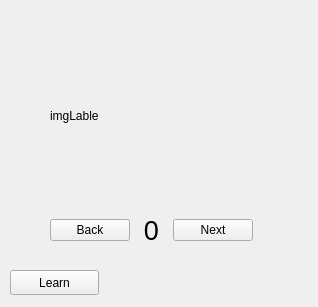
Before: the Qt Designer form examples/mnist/widget.ui in eidelen/EidNN, drawn with Qt 5.
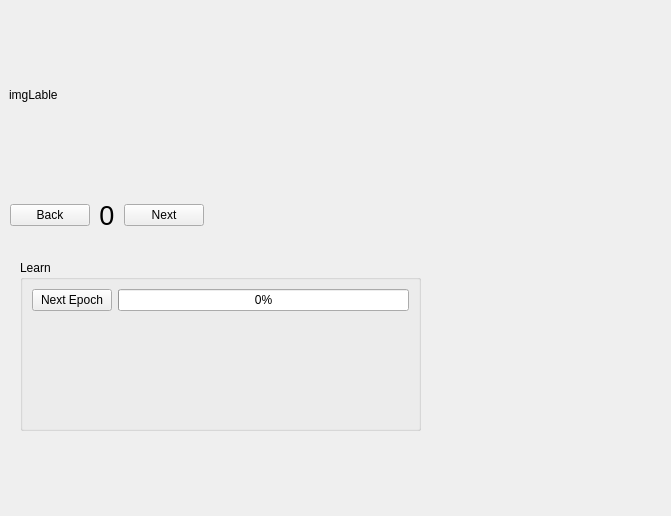
After: the same form once the commit is applied.

The edit to the form file:
```diff
--- a/examples/mnist/widget.ui
+++ b/examples/mnist/widget.ui
@@ -6,8 +6,8 @@
    <rect>
     <x>0</x>
     <y>0</y>
-    <width>318</width>
-    <height>307</height>
+    <width>671</width>
+    <height>516</height>
    </rect>
   </property>
   <property name="windowTitle">
@@ -16,10 +16,10 @@
   <widget class="QLabel" name="imgLable">
    <property name="geometry">
     <rect>
-     <x>50</x>
-     <y>40</y>
-     <width>181</width>
-     <height>151</height>
+     <x>9</x>
+     <y>9</y>
+     <width>201</width>
+     <height>171</height>
     </rect>
    </property>
    <property name="minimumSize">
@@ -35,10 +35,10 @@
   <widget class="QWidget" name="gridLayoutWidget">
    <property name="geometry">
     <rect>
-     <x>50</x>
-     <y>210</y>
-     <width>203</width>
-     <height>41</height>
+     <x>10</x>
+     <y>200</y>
+     <width>194</width>
+     <height>32</height>
     </rect>
    </property>
    <layout class="QGridLayout" name="gridLayout">
@@ -82,18 +82,41 @@
     </item>
    </layout>
   </widget>
-  <widget class="QPushButton" name="learnPB">
+  <widget class="QGroupBox" name="groupBox">
    <property name="geometry">
     <rect>
-     <x>10</x>
-     <y>270</y>
-     <width>89</width>
-     <height>25</height>
+     <x>20</x>
+     <y>260</y>
+     <width>401</width>
+     <height>171</height>
     </rect>
    </property>
-   <property name="text">
+   <property name="title">
     <string>Learn</string>
    </property>
+   <layout class="QGridLayout" name="gridLayout_2">
+    <item row="0" column="4">
+     <widget class="QProgressBar" name="learnProgressBar">
+      <property name="value">
+       <number>0</number>
+      </property>
+     </widget>
+    </item>
+    <item row="0" column="1">
+     <widget class="QPushButton" name="learnPB">
+      <property name="text">
+       <string>Next Epoch</string>
+      </property>
+     </widget>
+    </item>
+    <item row="1" column="4">
+     <widget class="QLabel" name="LearnLable">
+      <property name="text">
+       <string/>
+      </property>
+     </widget>
+    </item>
+   </layout>
   </widget>
  </widget>
  <resources/>
```
